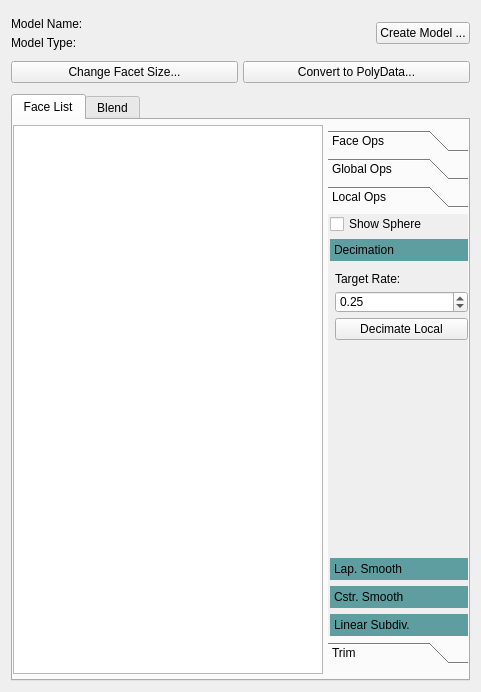
Qt form Code/Source/Plugins/org.sv.gui.qt.modeling/src/internal/svModelEdit.ui (SimVascular/SimVascular) before a commit.
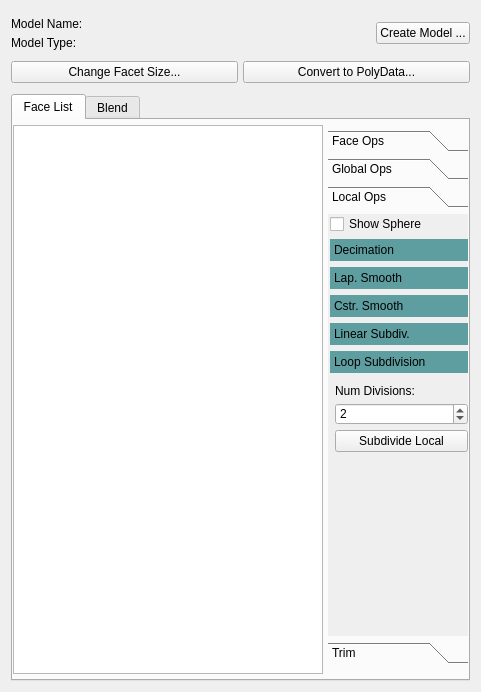
The same form after that commit. The open tabs and pages were chosen to show the change. Custom widgets are drawn as their Qt base class.

Commit message: DEV: Added local loop subdivision to polydata ops

What changed in the file:
```diff
--- a/Code/Source/Plugins/org.sv.gui.qt.modeling/src/internal/svModelEdit.ui
+++ b/Code/Source/Plugins/org.sv.gui.qt.modeling/src/internal/svModelEdit.ui
@@ -1179,8 +1179,8 @@
                           <rect>
                            <x>0</x>
                            <y>0</y>
-                           <width>140</width>
-                           <height>378</height>
+                           <width>108</width>
+                           <height>268</height>
                           </rect>
                          </property>
                          <attribute name="label">
@@ -1552,6 +1552,79 @@
                               </item>
                              </layout>
                             </widget>
+                            <widget class="QWidget" name="page_21">
+                             <property name="geometry">
+                              <rect>
+                               <x>0</x>
+                               <y>0</y>
+                               <width>141</width>
+                               <height>85</height>
+                              </rect>
+                             </property>
+                             <property name="layoutDirection">
+                              <enum>Qt::LeftToRight</enum>
+                             </property>
+                             <attribute name="label">
+                              <string>Loop Subdivision</string>
+                             </attribute>
+                             <attribute name="toolTip">
+                              <string>Loop Subdivision (Local)</string>
+                             </attribute>
+                             <layout class="QVBoxLayout" name="verticalLayout_28">
+                              <property name="spacing">
+                               <number>5</number>
+                              </property>
+                              <property name="leftMargin">
+                               <number>5</number>
+                              </property>
+                              <property name="topMargin">
+                               <number>5</number>
+                              </property>
+                              <property name="rightMargin">
+                               <number>0</number>
+                              </property>
+                              <property name="bottomMargin">
+                               <number>5</number>
+                              </property>
+                              <item>
+                               <widget class="QLabel" name="label_29">
+                                <property name="text">
+                                 <string>Num Divisions:</string>
+                                </property>
+                               </widget>
+                              </item>
+                              <item>
+                               <widget class="QSpinBox" name="sbLoopDivisionsL">
+                                <property name="minimum">
+                                 <number>1</number>
+                                </property>
+                                <property name="value">
+                                 <number>2</number>
+                                </property>
+                               </widget>
+                              </item>
+                              <item>
+                               <widget class="QPushButton" name="btnLoopSubdivideL">
+                                <property name="text">
+                                 <string>Subdivide Local</string>
+                                </property>
+                               </widget>
+                              </item>
+                              <item>
+                               <spacer name="verticalSpacer_15">
+                                <property name="orientation">
+                                 <enum>Qt::Vertical</enum>
+                                </property>
+                                <property name="sizeHint" stdset="0">
+                                 <size>
+                                  <width>38</width>
+                                  <height>64</height>
+                                 </size>
+                                </property>
+                               </spacer>
+                              </item>
+                             </layout>
+                            </widget>
                            </widget>
                           </item>
                          </layout>
```
Left out of the diff: 18 changed lines with no effect on the pictures. The commit also changes 6 other files.
